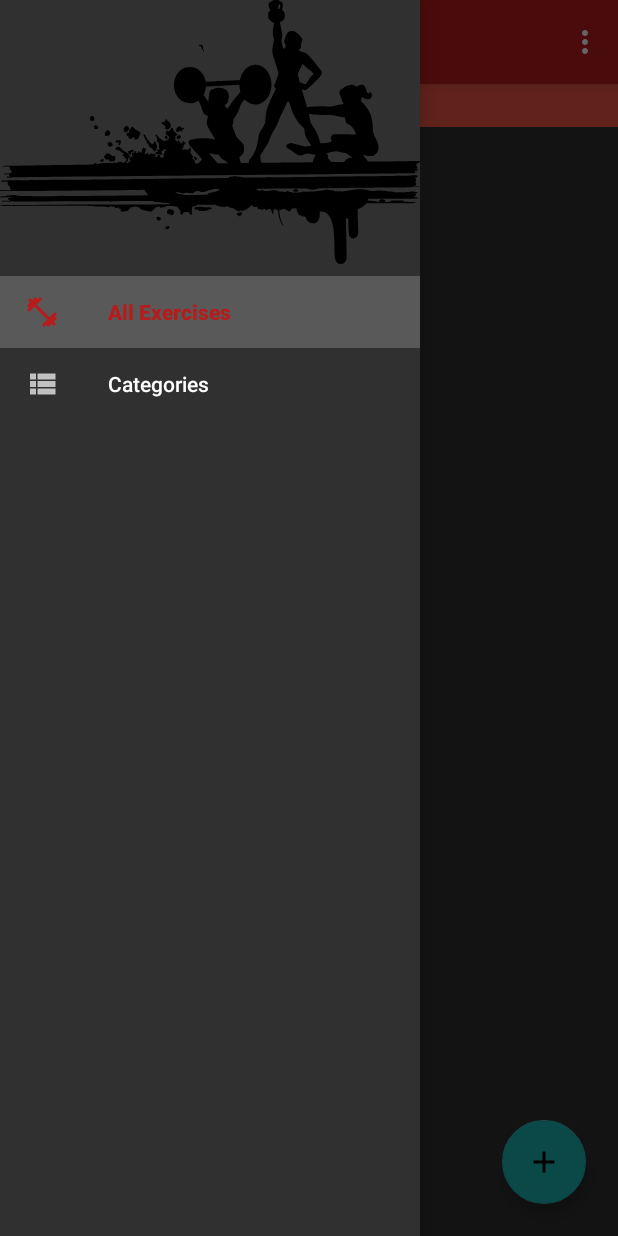
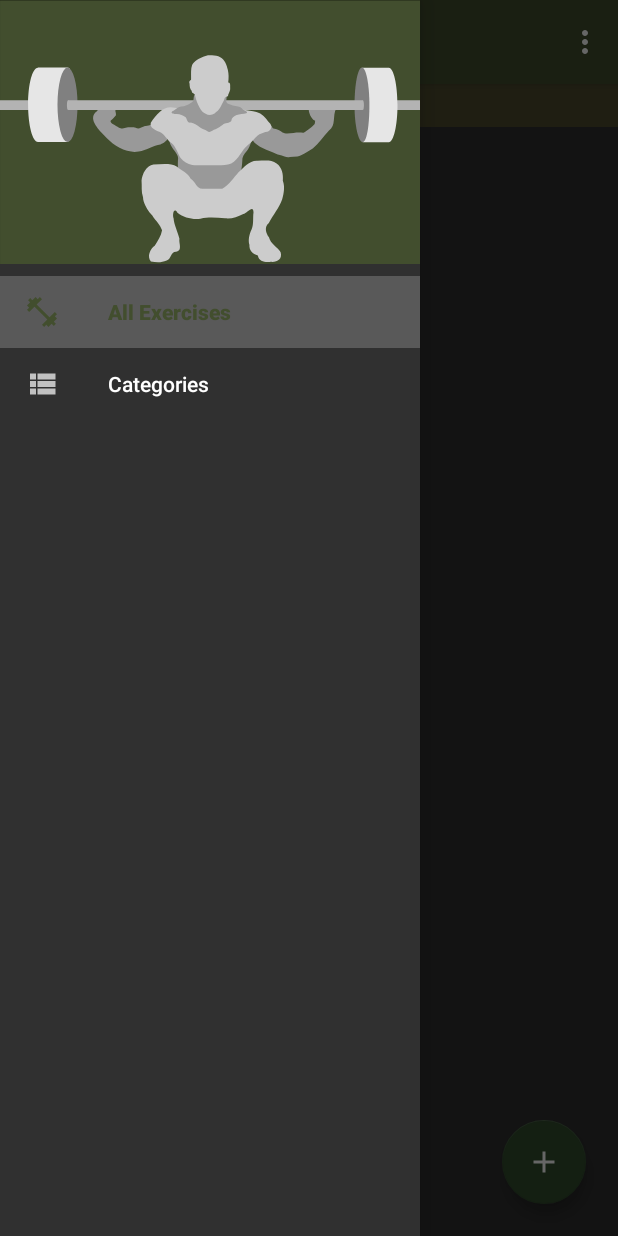
Before and after one commit to Silassales/PrWorkoutTracker, an Android app: the screen it shows after launch (MainActivity), with the side drawer open, on a phone screen of 412 x 824 dp. Run offline under Robolectric (Android 15) with nearby library versions, the light colour scheme and no system bars; our stand-ins replace Room's generated code.

Commit message:
updated theme

```diff
--- a/app/src/main/java/com/timothy/silas/prworkouttracker/Category/CategoryFragment.java
+++ b/app/src/main/java/com/timothy/silas/prworkouttracker/Category/CategoryFragment.java
@@ -137,7 +137,9 @@ public class CategoryFragment extends Fragment {
             Snackbar.make(getView(), getString(R.string.add_category_confirm_snackbar, name), Snackbar.LENGTH_SHORT).show();
         });
         builder.setNegativeButton("Cancel", (dialog, which) -> dialog.cancel());
-        builder.show();
+        AlertDialog dialog = builder.show();
+        dialog.getButton(AlertDialog.BUTTON_NEGATIVE).setTextColor(getResources().getColor(R.color.colorOnDarkTheme));
+        dialog.getButton(AlertDialog.BUTTON_POSITIVE).setTextColor(getResources().getColor(R.color.colorOnDarkTheme));
     }
 
     private AdapterView.OnItemSelectedListener getSortSpinnerListener(String[] sortOptions) {
--- a/app/src/main/java/com/timothy/silas/prworkouttracker/Home/HomeFragment.java
+++ b/app/src/main/java/com/timothy/silas/prworkouttracker/Home/HomeFragment.java
@@ -1,6 +1,7 @@
 package com.timothy.silas.prworkouttracker.Home;
 
 import android.app.AlertDialog;
+import android.graphics.Color;
 import android.os.Bundle;
 import android.util.Log;
 import android.view.LayoutInflater;
@@ -204,7 +205,11 @@ public class HomeFragment extends Fragment {
             Snackbar.make(getView(), getString(R.string.add_exercise_confirm_snackbar, name), Snackbar.LENGTH_SHORT).show();
         });
         builder.setNegativeButton("Cancel", (dialog, which) -> dialog.cancel());
-        builder.show();
+        AlertDialog dialog = builder.show();
+        dialog.getButton(AlertDialog.BUTTON_NEGATIVE).setTextColor(getResources().getColor(R.color.colorOnDarkTheme));
+        dialog.getButton(AlertDialog.BUTTON_POSITIVE).setTextColor(getResources().getColor(R.color.colorOnDarkTheme));
+
+
     }
 
     private AdapterView.OnItemSelectedListener getSortSpinnerListener(String[] sortOptions) {
--- a/app/src/main/java/com/timothy/silas/prworkouttracker/MainActivity.java
+++ b/app/src/main/java/com/timothy/silas/prworkouttracker/MainActivity.java
@@ -27,6 +27,7 @@ public class MainActivity extends AppCompatActivity
         click on the exercises -> show description, cues, and tips
         Add number of reps -> show it as ex 5 RM
         add a date changed -> when you did this
+        change the current page highlight so that text is easier to see
      */
 
     ActionBarDrawerToggle toggle;
--- /dev/null
+++ b/app/src/main/res/drawable/ic_squat.xml
@@ -0,0 +1,142 @@
+<vector xmlns:android="http://schemas.android.com/apk/res/android"
+    android:width="735dp"
+    android:height="462dp"
+    android:viewportWidth="194.46875"
+    android:viewportHeight="122.23751">
+  <path
+      android:pathData="M-0.221,-0.009H194.755V123.122H-0.221Z"
+      android:strokeAlpha="1"
+      android:strokeLineJoin="bevel"
+      android:strokeWidth="0.26458335"
+      android:fillColor="@color/colorPrimary"
+      android:strokeColor="#000000"
+      android:fillAlpha="1"/>
+  <path
+      android:pathData="m56.709,59.458c-0.303,-0.06 -0.585,0.077 -0.916,-0.045 -0.881,-0.324 -1.868,-1.066 -2.729,-1.575 -0.875,-0.518 -1.756,-0.948 -1.883,-1.638 -0.075,-0.408 0.786,-0.833 1.191,-1.286 0.346,-0.388 0.874,-0.976 1.327,-1.514 0.002,-0.431 -0.034,-1.07 -0.241,-1.717 -0.056,-0.176 0.098,-1.594 0.071,-1.776 -0.272,-1.812 0.448,-2.553 -2.134,-1.447 -2.697,0.58 -5.571,-0.314 -6.35,2.895 -4.755,3.219 0.421,8.348 3.009,11.103 3.461,3.697 7.471,7.054 12.735,7.669 1.266,0.345 2.312,0.165 3.415,-0.012 1.8,-0.289 3.567,-0.91 5.33,-1.759 1.473,-0.71 3.133,-1.236 4.741,-1.488 3.429,-1.115 5.694,-5.038 1.528,-7.125 -2.134,-1.872 -5.77,-1.976 -6.552,-1.783 -0.469,0.116 -1.796,0.292 -2.12,0.394 -1.068,0.315 -2.678,1.206 -3.108,1.136 -0.827,-0.099 -1.575,-0.476 -2.099,-0.566 -0.645,-0.111 -1.401,-0.028 -2.645,-0.005"
+      android:strokeAlpha="1"
+      android:strokeLineJoin="miter"
+      android:strokeWidth="0.06614584"
+      android:fillColor="#999999"
+      android:strokeColor="#00000000"
+      android:strokeLineCap="butt"/>
+  <path
+      android:pathData="m134.204,72.649c-1.444,0.405 -2.924,-0.472 -3.733,-0.654 -1.196,-0.268 -2.365,-0.583 -4.262,-1.491 -3.703,-1.719 -8.452,-2.958 -10.046,-7.111 0.553,-3.638 5.947,-4.499 8.889,-5.384 0.368,0.117 0.658,0.255 0.834,0.615 0.131,0.267 0.14,0.525 0.428,0.731 0.267,0.19 1.296,0.344 1.819,0.503 1.706,0.52 2.151,1.464 3.684,1.794 1.209,0.26 2.693,-0.02 4.174,-0.116 0.822,-0.078 1.566,-0.174 2.434,-0.17 0.746,0.003 1.635,0.105 2.131,0.066 0.325,-0.026 0.538,-0.23 0.789,-0.416 0.402,-0.298 0.819,-0.622 1.296,-0.986 0.985,-0.753 2.112,-1.575 2.954,-2.52 0.331,-0.372 0.221,-1.08 0.333,-1.565 -2.449,-0.994 -4.895,-7.996 -0.537,-6.574 3.325,0.038 7.421,0.138 10.279,0.824 -1.862,3.202 0.156,7.845 -3.447,10.341 -2.506,2.713 -4.639,5.821 -7.414,8.251 -1.721,1.162 -3.521,2.249 -5.422,3.056 -0.525,0.223 -1.1,0.539 -1.679,0.656z"
+      android:strokeAlpha="1"
+      android:strokeLineJoin="miter"
+      android:strokeWidth="0.06614584"
+      android:fillColor="#999999"
+      android:strokeColor="#00000000"
+      android:strokeLineCap="butt"/>
+  <path
+      android:pathData="M-0.077,46.465h26.691v4.487h-26.691z"
+      android:strokeAlpha="1"
+      android:strokeLineJoin="bevel"
+      android:strokeWidth="0.26458335"
+      android:fillColor="#b3b3b3"
+      android:strokeColor="#00000000"
+      android:fillAlpha="1"/>
+  <path
+      android:pathData="m31.515,50.756c-5.416,6.898 2.304,15.05 -0.259,15.05 -0.003,0 -13.643,-0.017 -13.646,-0.017 -2.56,-0.016 -4.607,-7.857 -4.607,-17.376 0,-9.516 1.976,-17.078 4.535,-17.098 0.003,-0 13.714,-0.014 13.717,-0.014 2.564,0 0.835,5.754 0.484,14.119z"
+      android:strokeAlpha="1"
+      android:strokeLineJoin="bevel"
+      android:strokeWidth="0.06614584"
+      android:fillColor="#e6e6e6"
+      android:strokeColor="#00000000"
+      android:fillAlpha="1"/>
+  <path
+      android:pathData="M26.614,48.553a4.642,17.253 0,1 0,9.284 0a4.642,17.253 0,1 0,-9.284 0z"
+      android:strokeAlpha="1"
+      android:strokeLineJoin="bevel"
+      android:strokeWidth="0.25"
+      android:fillColor="#808080"
+      android:strokeColor="#00000000"
+      android:fillAlpha="1"/>
+  <path
+      android:pathData="M194.574,46.465l-26.691,0l-0,4.487l26.691,0z"
+      android:strokeAlpha="1"
+      android:strokeLineJoin="bevel"
+      android:strokeWidth="0.26458335"
+      android:fillColor="#b3b3b3"
+      android:strokeColor="#00000000"
+      android:fillAlpha="1"/>
+  <path
+      android:pathData="m167.78,50.295c0,4.791 -0.02,4.543 0.642,7.632 0.8,4.427 -0.175,2.514 -0.522,7.889 0.003,0 12.131,0.005 12.133,0.005 2.223,-0.016 4.014,-7.734 4.014,-17.252 0,-9.516 -1.8,-17.232 -4.021,-17.252 -0.003,-0 -12.229,0.015 -12.232,0.015 -1.25,0 0.885,2.786 0.258,6.644 -0.489,3.012 0.084,6.291 -0.162,10.46z"
+      android:strokeAlpha="1"
+      android:strokeLineJoin="bevel"
+      android:strokeWidth="0.06614584"
+      android:fillColor="#e6e6e6"
+      android:strokeColor="#00000000"
+      android:fillAlpha="1"/>
+  <path
+      android:pathData="m164.153,48.753c0,9.638 1.829,17.053 3.73,17.053 1.901,-0 3.154,-7.414 3.154,-17.053 0,-9.638 -1.541,-17.452 -3.442,-17.452 -1.901,0 -3.442,7.814 -3.442,17.452z"
+      android:strokeAlpha="1"
+      android:strokeLineJoin="bevel"
+      android:strokeWidth="0.24999999"
+      android:fillColor="#808080"
+      android:strokeColor="#00000000"
+      android:fillAlpha="1"/>
+  <path
+      android:pathData="M31.565,46.465H167.883v4.487H31.565v-2.302z"
+      android:strokeAlpha="1"
+      android:strokeLineJoin="bevel"
+      android:strokeWidth="0.06614584"
+      android:fillColor="#b3b3b3"
+      android:strokeColor="#00000000"
+      android:fillAlpha="1"/>
+  <path
+      android:pathData="M30.994,48.708a0.598,2.244 0,1 0,1.196 0a0.598,2.244 0,1 0,-1.196 0z"
+      android:strokeAlpha="1"
+      android:strokeLineJoin="bevel"
+      android:strokeWidth="0.26458335"
+      android:fillColor="#b3b3b3"
+      android:strokeColor="#00000000"
+      android:fillAlpha="1"/>
+  <path
+      android:pathData="M167.298,48.708a0.598,2.244 0,1 0,1.196 0a0.598,2.244 0,1 0,-1.196 0z"
+      android:strokeAlpha="1"
+      android:strokeLineJoin="bevel"
+      android:strokeWidth="0.26458335"
+      android:fillColor="#b3b3b3"
+      android:strokeColor="#00000000"
+      android:fillAlpha="1"/>
+  <path
+      android:pathData="m78.758,64.645c-1,1.405 1.535,4.535 2.361,5.601 1.252,1.614 1.515,2.61 1.263,4.142 -0.094,1.745 0.03,3.776 0.142,6.499 0.074,1.926 0.371,5.915 2.475,6.592 3.391,1.213 7.015,0.184 10.509,0.297 2.464,-0.051 4.935,0.066 7.395,-0.169 2.196,-0.062 4.89,0.321 6.468,-1.579 1.037,-1.509 1.483,-3.344 1.953,-5.092 0.451,-2.337 0.762,-4.174 0.865,-6.487 -0.155,-1.633 0.854,-3.093 1.896,-4.258 1.131,-1.46 1.956,-3.203 2.211,-5.032 -0.07,-0.885 -1.13,-0.387 -1.726,-0.516z"
+      android:strokeAlpha="1"
+      android:strokeLineJoin="miter"
+      android:strokeWidth="0.06614584"
+      android:fillColor="#999999"
+      android:strokeColor="#00000000"
+      android:strokeLineCap="butt"/>
+  <path
+      android:pathData="m70.693,100.118c1.521,2.111 3.575,4.07 4.345,6.534 -0.473,2.622 -1.961,4.928 -3.398,7.14 -2.094,1.458 -3.715,4.905 -1.771,7.341 2.694,0.445 4.906,0.567 7.303,-0.473 2.125,-0.542 1.759,-4.067 4.299,-4.091 3.218,-0.436 1.239,-3.833 1.615,-5.977 -0.697,-3.2 -2.456,-6.143 -2.714,-9.493 -0.604,-1.584 0.024,-5.316 1.786,-2.637 2.936,2.357 6.95,3.21 10.645,2.773 4.021,-0.892 7.743,-0.454 11.384,-0.145 3.101,0.368 5.657,-0.72 8.456,-2.06 1.8,-0.322 4.68,-4.571 4.734,-0.664 -0.363,2.577 0.188,5.298 -0.849,7.75 -1.06,2.218 -1.712,4.794 -1.049,7.23 -0.15,2.695 1.508,4.216 3.915,4.974 0.485,2.995 3.585,3.22 6.072,2.927 2.835,0.221 5.401,-1.266 4.476,-4.48 -1.478,-2.357 -4.671,-3.769 -5.41,-6.879 -1.456,-2.026 -2.259,-4.82 -0.051,-6.646 2.017,-3.688 4.746,-6.966 6.183,-10.962 0.791,-2.763 1.321,-5.831 0.294,-8.565 0.27,-2.926 -0.325,-6.142 -2.877,-7.957 -2.562,-2.061 -6.063,-1.258 -9.097,-1.313 -3.703,-0.093 -5.984,3.145 -8.561,5.306 -2.16,2.522 -4.563,5.983 -7.513,7.663l-9.172,0.023c-2.885,-0.288 -3.181,-3.353 -5.445,-4.723 -1.241,-2.751 -4.222,-3.643 -6.285,-5.538 -3.324,-1.901 -7.317,-1.109 -10.947,-0.967 -3.294,0.534 -5.224,4.396 -5.523,7.392 0.232,2.625 -0.231,5.225 0.681,7.677 0.101,2.727 1.718,5.16 3.224,7.327 0.478,0.539 1.046,1.018 1.385,1.664"
+      android:strokeAlpha="1"
+      android:strokeLineJoin="miter"
+      android:strokeWidth="0.06614584"
+      android:fillColor="#cccccc"
+      android:strokeColor="#00000000"
+      android:strokeLineCap="butt"/>
+  <path
+      android:pathData="m122.869,61.154c2.604,-0.042 3.783,-2.921 1.638,-4.516 -1.475,-2.056 -3.197,-4.204 -5.797,-4.811 -1.975,-0.48 -4.021,-0.542 -6.016,-0.957 -2.11,-0.585 -4.187,-1.373 -6.418,-1.328 -8.47,-0.575 -16.945,1.639 -25.388,0.392 -2.422,-0.767 -4.976,0.156 -6.825,1.768 -1.719,1.434 -3.057,3.265 -4.245,5.139 -0.655,2.297 2.217,3.517 3.962,4.16 2.511,1.024 3.474,3.893 5.759,5.271 2.026,1.82 2.714,4.627 4.082,6.875 1.348,1.691 3.235,2.864 5.385,3.214 2.327,0.451 4.69,-0.018 7.04,0.127 3.679,-0.099 7.475,0.446 11.023,-0.795 3.595,-1.888 4.727,-6.228 7.843,-8.662 1.659,-1.255 2.887,-2.94 4.397,-4.342 1.058,-0.775 2.381,-1.014 3.559,-1.536z"
+      android:strokeAlpha="1"
+      android:strokeLineJoin="miter"
+      android:strokeWidth="0.06614584"
+      android:fillColor="#cccccc"
+      android:strokeColor="#00000000"
+      android:strokeLineCap="butt"/>
+  <path
+      android:pathData="m96.946,44.899c-1.918,-0.866 -4.018,-1.838 -6.17,-1.478 -1.916,0.507 -0.224,3.51 -2.274,4.111 -1.369,0.894 -2.86,1.734 -4.538,1.753 -1.727,0.114 -2.638,1.661 -4.164,2.238 -1.26,1.12 1.292,1.436 2.104,1.21 1.452,0.165 2.93,0.544 4.062,1.515 0.772,1.003 0.652,2.769 2.415,2.521 1.491,0.354 2.736,1.243 3.984,2.067 1.034,1.015 2.576,1.014 3.672,1.929 1.397,1.096 2.375,-0.918 3.779,-0.948 1.199,-0.535 2.216,-1.39 3.316,-2.094 1.111,-1.015 3.127,-0.58 3.957,-1.734 0.099,-1.407 1.243,-2.277 2.461,-2.74 1.453,-0.534 3.039,-0.505 4.537,-0.83 1.157,-0.883 -1.446,-1.269 -1.841,-1.997 -1.083,-1.295 -2.941,-0.981 -4.382,-1.518 -0.969,-0.691 -2.973,-0.653 -3.101,-2.079 0.093,-1.154 0.676,-2.803 -1.085,-2.943 -2.277,-0.413 -4.588,0.306 -6.732,1.015"
+      android:strokeAlpha="1"
+      android:strokeLineJoin="miter"
+      android:strokeWidth="0.06614584"
+      android:fillColor="#999999"
+      android:strokeColor="#00000000"
+      android:strokeLineCap="butt"/>
+  <path
+      android:pathData="m88.476,35.899c0.031,-1.922 -0.171,-3.927 0.474,-5.774 1.06,-1.957 3.183,-3.009 5.142,-3.866 1.259,-0.652 2.676,-0.886 4.075,-0.634 1.301,0.144 2.683,0.162 3.814,0.913 2.108,1.128 2.952,3.572 3.507,5.749 0.441,1.922 0.468,3.931 0.176,5.872 1.153,-0.092 0.903,1.605 0.922,2.509 0.145,1.201 -0.475,2.187 -0.931,3.188 0.117,1.352 -1.656,0.571 -1.704,1.879 -0.48,1.392 -1.295,2.639 -1.922,3.967 -0.589,1.197 -1.674,2.052 -2.697,2.866 -1.194,0.819 -2.904,0.9 -4.117,0.089 -1.185,-0.533 -2.135,-1.489 -2.685,-2.66 -1.17,-1.915 -1.804,-4.091 -2.351,-6.25 -0.372,-0.612 -1.564,-0.516 -1.367,-1.586 -0.844,-0.945 -1.021,-2.183 -1.036,-3.404 -0.419,-0.87 0.08,-1.376 0.684,-1.777 0.044,-0.358 -0.022,-0.721 0.017,-1.08z"
+      android:strokeAlpha="1"
+      android:strokeLineJoin="miter"
+      android:strokeWidth="0.06614584"
+      android:fillColor="#cccccc"
+      android:strokeColor="#00000000"
+      android:strokeLineCap="butt"/>
+</vector>
--- a/app/src/main/res/layout/category_fragment.xml
+++ b/app/src/main/res/layout/category_fragment.xml
@@ -14,8 +14,8 @@
         android:text="@string/lists_sort_spinner_title_text"
         android:padding="@dimen/sort_spinner_title_padding"
         android:textSize="@dimen/sort_spinner_text_size"
-        android:background="@color/colorPrimaryLight"
-        android:textColor="@color/colorOnPrimaryLight"
+        android:background="@color/colorTertiary"
+        android:textColor="@color/colorOnTertiary"
         />
 
     <androidx.appcompat.widget.AppCompatSpinner
@@ -23,7 +23,7 @@
         android:layout_width="match_parent"
         android:layout_height="wrap_content"
         android:layout_toEndOf="@+id/category_sort_spinner_title_edittext"
-        android:background="@color/colorPrimaryLight"
+        android:background="@color/colorTertiary"
         android:padding="@dimen/sort_spinner_title_padding"/>
 
     <androidx.recyclerview.widget.RecyclerView
--- a/app/src/main/res/layout/home_category_fragment.xml
+++ b/app/src/main/res/layout/home_category_fragment.xml
@@ -20,8 +20,8 @@
         android:text="@string/lists_sort_spinner_title_text"
         android:padding="@dimen/sort_spinner_title_padding"
         android:textSize="@dimen/sort_spinner_text_size"
-        android:background="@color/colorPrimaryLight"
-        android:textColor="@color/colorOnPrimaryLight"
+        android:background="@color/colorTertiary"
+        android:textColor="@color/colorOnTertiary"
         android:layout_below="@+id/exercise_category_label_text_view"
         />
 
@@ -30,7 +30,7 @@
         android:layout_width="match_parent"
         android:layout_height="wrap_content"
         android:layout_toEndOf="@+id/exercise_sort_spinner_title_edittext"
-        android:background="@color/colorPrimaryLight"
+        android:background="@color/colorTertiary"
         android:padding="@dimen/sort_spinner_title_padding"
         android:layout_below="@+id/exercise_category_label_text_view"/>
 
--- a/app/src/main/res/layout/home_fragment.xml
+++ b/app/src/main/res/layout/home_fragment.xml
@@ -14,8 +14,8 @@
         android:text="@string/lists_sort_spinner_title_text"
         android:padding="@dimen/sort_spinner_title_padding"
         android:textSize="@dimen/sort_spinner_text_size"
-        android:background="@color/colorPrimaryLight"
-        android:textColor="@color/colorOnPrimaryLight"
+        android:background="@color/colorTertiary"
+        android:textColor="@color/colorOnTertiary"
         />
 
     <androidx.appcompat.widget.AppCompatSpinner
@@ -23,7 +23,7 @@
         android:layout_width="match_parent"
         android:layout_height="wrap_content"
         android:layout_toEndOf="@+id/exercise_sort_spinner_title_edittext"
-        android:background="@color/colorPrimaryLight"
+        android:background="@color/colorTertiary"
         android:padding="@dimen/sort_spinner_title_padding" />
 
     <androidx.recyclerview.widget.RecyclerView
--- a/app/src/main/res/layout/nav_header_main.xml
+++ b/app/src/main/res/layout/nav_header_main.xml
@@ -2,7 +2,7 @@
 <LinearLayout xmlns:android="http://schemas.android.com/apk/res/android"
     android:layout_width="match_parent"
     android:layout_height="@dimen/nav_header_height"
-    android:background="@drawable/ic_temp_background"
+    android:background="@drawable/ic_squat"
     android:gravity="bottom"
     android:orientation="vertical"
     android:paddingBottom="@dimen/activity_vertical_margin"
--- a/app/src/main/res/layout/sort_spinner.xml
+++ b/app/src/main/res/layout/sort_spinner.xml
@@ -5,5 +5,5 @@
     android:layout_height="wrap_content"
     android:textSize="@dimen/sort_spinner_text_size"
     android:gravity="left"
-    android:textColor="@color/colorOnPrimaryLight"
+    android:textColor="@color/colorOnTertiary"
     />
--- a/app/src/main/res/values/colors.xml
+++ b/app/src/main/res/values/colors.xml
@@ -1,20 +1,14 @@
 <?xml version="1.0" encoding="utf-8"?>
 <resources>
-    <color name="colorPrimary">#b71c1c</color>
-    <color name="colorPrimaryDark">#7f0000</color>
-    <color name="colorPrimaryLight">#f05545</color>
+    <color name="colorPrimary">#424e2e</color>
+    <color name="colorPrimaryDark">#313a22 </color>
+    <color name="colorSecondary">#324e2e</color>
+    <color name="colorTertiary">#4e4c2e</color>
 
-    <color name="colorSecondary">#1cb7b7</color>
-    <color name="colorSecondaryDark">#008787</color>
-    <color name="colorSecondaryLight">#64eae9</color>
-
+    <color name="colorOnDarkTheme">#ffffff</color>
     <color name="colorOnPrimary">#ffffff</color>
-    <color name="colorOnPrimaryDark">#ffffff</color>
-    <color name="colorOnPrimaryLight">#000000</color>
-
-    <color name="colorOnSecondary">#000000</color>
-    <color name="colorOnSecondaryDark">#000000</color>
-    <color name="colorOnSecondaryLight">#000000</color>
+    <color name="colorOnSecondary">#ffffff</color>
+    <color name="colorOnTertiary">#ffffff</color>
 
     <color name="weight_20kg">#1c26c9</color>
     <color name="weight_10kg">#1be316</color>
```
